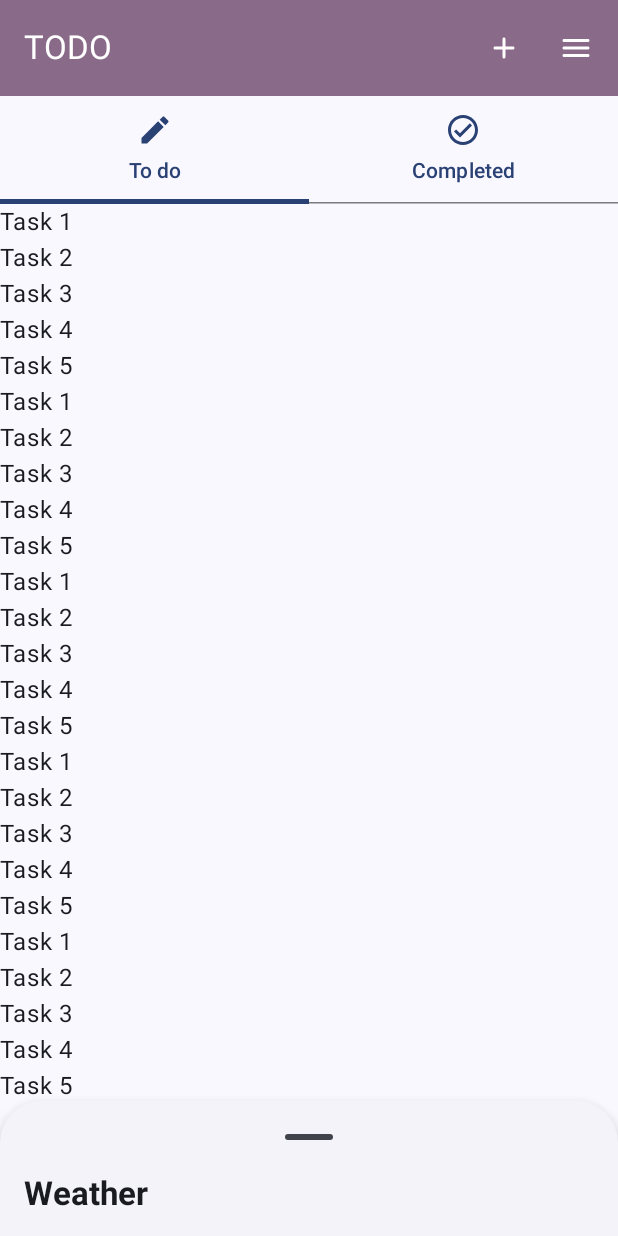
After one commit to Cameron-Fisher-506/cameron-fisher-intermediate-assessment, an Android app built with Jetpack Compose: the composable HomeScreen shown on its own in the app's theme, on a phone screen of 412 x 824 dp. The commit adds this screen. Run offline under Robolectric (Android 15) with nearby library versions, the phone set to English and light mode, and no system bars.

Commit message:
User Interface 02: Added a home screen with a bottom sheet for weather information, Horizontal pager with tabs for tasks and mock data.

```diff
--- a/app/build.gradle.kts
+++ b/app/build.gradle.kts
@@ -6,12 +6,12 @@ plugins {
 
 android {
     namespace = "za.co.todoapp"
-    compileSdk = 34
+    compileSdk = 35
 
     defaultConfig {
         applicationId = "za.co.todoapp"
         minSdk = 24
-        targetSdk = 34
+        targetSdk = 35
         versionCode = 1
         versionName = "1.0"
 
--- /dev/null
+++ b/app/src/main/java/za/co/todoapp/data/local/Mock.kt
@@ -0,0 +1,26 @@
+package za.co.todoapp.data.local
+
+import za.co.todoapp.data.model.Task
+
+val mockTaskList = listOf(
+    Task(
+        title = "Task 1",
+        description = "Go to the shop to buy groceries",
+    ),
+    Task(
+        title = "Task 2",
+        description = "Go to School",
+    ),
+    Task(
+        title = "Task 3",
+        description = "Gut the grass",
+    ),
+    Task(
+        title = "Task 4",
+        description = "Clean the house",
+    ),
+    Task(
+        title = "Task 5",
+        description = "Cook dinner",
+    )
+)
--- /dev/null
+++ b/app/src/main/java/za/co/todoapp/data/model/Task.kt
@@ -0,0 +1,9 @@
+package za.co.todoapp.data.model
+
+import android.app.ActivityManager.TaskDescription
+
+class Task(
+    var title: String = "",
+    var description: String = "",
+    var isComplete: Boolean = false
+)
--- /dev/null
+++ b/app/src/main/java/za/co/todoapp/presentation/home/HomeScreen.kt
@@ -0,0 +1,174 @@
+package za.co.todoapp.presentation.home
+
+import androidx.compose.foundation.ExperimentalFoundationApi
+import androidx.compose.foundation.layout.Column
+import androidx.compose.foundation.layout.fillMaxSize
+import androidx.compose.foundation.layout.fillMaxWidth
+import androidx.compose.foundation.layout.padding
+import androidx.compose.foundation.lazy.LazyColumn
+import androidx.compose.foundation.lazy.rememberLazyListState
+import androidx.compose.foundation.pager.HorizontalPager
+import androidx.compose.foundation.pager.rememberPagerState
+import androidx.compose.material.icons.Icons
+import androidx.compose.material.icons.filled.CheckCircle
+import androidx.compose.material.icons.filled.Create
+import androidx.compose.material.icons.outlined.CheckCircle
+import androidx.compose.material.icons.outlined.Create
+import androidx.compose.material.icons.rounded.Add
+import androidx.compose.material.icons.rounded.Menu
+import androidx.compose.material3.BottomSheetScaffold
+import androidx.compose.material3.ExperimentalMaterial3Api
+import androidx.compose.material3.Icon
+import androidx.compose.material3.IconButton
+import androidx.compose.material3.MaterialTheme
+import androidx.compose.material3.Surface
+import androidx.compose.material3.Tab
+import androidx.compose.material3.TabRow
+import androidx.compose.material3.Text
+import androidx.compose.material3.TopAppBar
+import androidx.compose.material3.TopAppBarDefaults
+import androidx.compose.material3.rememberBottomSheetScaffoldState
+import androidx.compose.runtime.Composable
+import androidx.compose.runtime.LaunchedEffect
+import androidx.compose.runtime.getValue
+import androidx.compose.runtime.key
+import androidx.compose.runtime.mutableIntStateOf
+import androidx.compose.runtime.remember
+import androidx.compose.runtime.setValue
+import androidx.compose.ui.Modifier
+import androidx.compose.ui.graphics.vector.ImageVector
+import androidx.compose.ui.res.stringResource
+import androidx.compose.ui.text.font.FontWeight
+import androidx.compose.ui.tooling.preview.Preview
+import androidx.compose.ui.unit.dp
+import za.co.todoapp.R
+import za.co.todoapp.data.local.mockTaskList
+
+@OptIn(ExperimentalMaterial3Api::class, ExperimentalFoundationApi::class)
+@Composable
+fun HomeScreen(modifier: Modifier = Modifier) {
+    val scaffoldState = rememberBottomSheetScaffoldState();
+
+    BottomSheetScaffold(
+        topBar = {
+            TopAppBar(
+                title = { Text("TODO") },
+                actions = {
+                    IconButton(
+                        onClick = { }
+                    ) {
+                        Icon(Icons.Rounded.Add, "Add")
+                    }
+                    IconButton(
+                        onClick = { }
+                    ) {
+                        Icon(Icons.Rounded.Menu, "Menu")
+                    }
+                },
+                colors = TopAppBarDefaults.topAppBarColors(
+                    containerColor = MaterialTheme.colorScheme.tertiaryContainer,
+                    titleContentColor = MaterialTheme.colorScheme.onTertiaryContainer,
+                    actionIconContentColor = MaterialTheme.colorScheme.onTertiaryContainer
+                )
+            )
+        }, sheetContent = {
+            Column(
+                modifier = modifier
+                    .fillMaxWidth()
+                    .padding(start = 16.dp, end = 16.dp, bottom = 16.dp)
+            ) {
+                Text(
+                    text = stringResource(R.string.todo_weather),
+                    fontWeight = FontWeight.Bold,
+                    style = MaterialTheme.typography.titleLarge
+                )
+            }
+        },
+        sheetPeekHeight = 90.dp,
+        sheetShadowElevation = 10.dp,
+        sheetSwipeEnabled = true,
+        scaffoldState = scaffoldState
+    ) { padding ->
+        Surface(modifier = modifier.padding(padding)) {
+            Column(
+                modifier = modifier.fillMaxSize()
+            ) {
+                val tabItems = listOf(
+                    TabItem(
+                        title = "To do",
+                        unselectedIcon = Icons.Outlined.Create,
+                        selectedIcon = Icons.Filled.Create
+                    ),
+                    TabItem(
+                        title = "Completed",
+                        unselectedIcon = Icons.Outlined.CheckCircle,
+                        selectedIcon = Icons.Filled.CheckCircle
+                    )
+                )
+                var selectedTabIndex by remember { mutableIntStateOf(0) }
+                var horizontalPagerState = rememberPagerState { tabItems.size }
+                LaunchedEffect(selectedTabIndex) {
+                    horizontalPagerState.animateScrollToPage(selectedTabIndex)
+                }
+                LaunchedEffect(horizontalPagerState.currentPage, horizontalPagerState.isScrollInProgress) {
+                    if (!horizontalPagerState.isScrollInProgress) {
+                        selectedTabIndex = horizontalPagerState.currentPage
+                    }
+                }
+                TabRow(selectedTabIndex = selectedTabIndex) {
+                    tabItems.forEachIndexed { index, tabItem ->
+                        Tab(
+                            selected = index == selectedTabIndex,
+                            onClick = {
+                                selectedTabIndex = index
+                            },
+                            text = { Text(tabItem.title) },
+                            icon = {
+                                Icon(
+                                    imageVector = if (index == selectedTabIndex) tabItem.selectedIcon else tabItem.unselectedIcon,
+                                    contentDescription = tabItem.title
+                                )
+                            }
+                        )
+                    }
+                }
+                HorizontalPager(
+                    state = horizontalPagerState,
+                    modifier = modifier
+                        .fillMaxWidth()
+                        .weight(1f),
+                    userScrollEnabled = false
+                ) { index ->
+                    if (index == 0) {
+                        //TODO: Handle To do task page - create a custom card view
+                        val listState = rememberLazyListState()
+                        LazyColumn(state = listState) {
+                            items(
+                                count = mockTaskList.size,
+                                key = { mockTaskList[it].title }
+                            ) {
+                                mockTaskList.forEach { task ->
+                                    Text(task.title)
+                                }
+                            }
+                        }
+                    } else {
+                        //TODO: Handle completed task page - create a custom card view
+                    }
+                }
+            }
+        }
+    }
+}
+
+private data class TabItem(
+    val title: String,
+    val unselectedIcon: ImageVector,
+    val selectedIcon: ImageVector
+)
+
+@Preview(showBackground = true)
+@Composable
+fun HomeScreenPreview() {
+    HomeScreen()
+}
--- a/app/src/main/res/values/strings.xml
+++ b/app/src/main/res/values/strings.xml
@@ -1,3 +1,5 @@
 <resources>
     <string name="app_name">TodoApp</string>
+
+    <string name="todo_weather">Weather</string>
 </resources>
--- a/composeCoreLib/build.gradle
+++ b/composeCoreLib/build.gradle
@@ -6,7 +6,7 @@ plugins {
 
 android {
     namespace 'com.example.composecorelib'
-    compileSdk 34
+    compileSdk 35
 
     defaultConfig {
         minSdk 24
```
